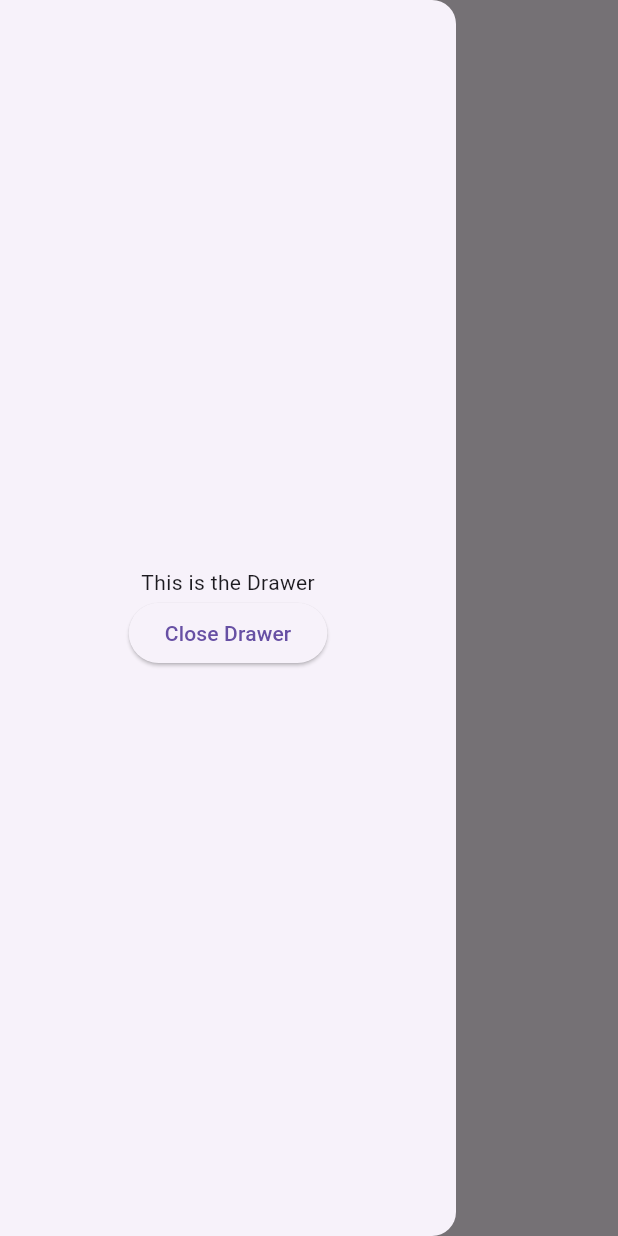
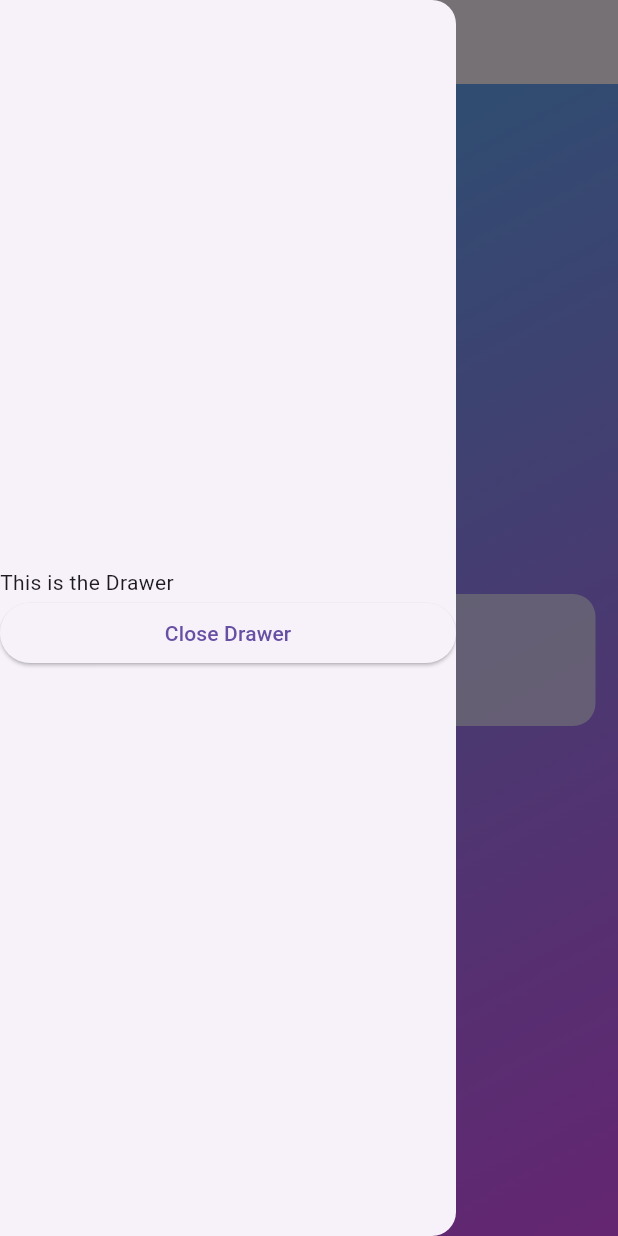
Before and after one commit to Vladislave008/Diary_App, a Flutter app: the SettingsScreen screen opened directly, with the side drawer open, on a phone screen of 412 x 824 dp. Run offline on Flutter 3.47's test engine with Material 3 defaults, Android fonts, the phone set to English and light mode, and no system bars; our stand-ins replace firebase_auth, firebase_core; accounts and stored records are empty.

Commit message:
settings screen structure

```diff
--- a/lib/main.dart
+++ b/lib/main.dart
@@ -37,9 +37,10 @@ class _MyAppState extends State<MyApp> {
     super.initState();
     FirebaseService().onListenUser((user) {
       if (user == null) {
-        Navigator.push(kNavigatorKey.currentContext!,
-            MaterialPageRoute(builder: (_) => AuthScreen()));
-        //MaterialPageRoute(builder: (_) => NavigationExample()));
+        Navigator.push(
+            kNavigatorKey.currentContext!,
+            //MaterialPageRoute(builder: (_) => AuthScreen()));
+            MaterialPageRoute(builder: (_) => NavigationExample()));
       } else if (user.emailVerified) {
         Navigator.push(kNavigatorKey.currentContext!,
             MaterialPageRoute(builder: (_) => NavigationExample()));
--- a/lib/screens/settings_screen.dart
+++ b/lib/screens/settings_screen.dart
@@ -39,6 +39,7 @@ class _SettingsScreenState extends State<SettingsScreen> {
       drawer: Drawer(
         child: Center(
           child: Column(
+            crossAxisAlignment: CrossAxisAlignment.stretch,
             mainAxisAlignment: MainAxisAlignment.center,
             children: <Widget>[
               const Text('This is the Drawer'),
@@ -50,15 +51,39 @@ class _SettingsScreenState extends State<SettingsScreen> {
           ),
         ),
       ),
-      body:
-
-          /// Home page
-          ElevatedButton(
-        onPressed: logOut,
-        child: const Text('Log Out'),
-      ),
-
-      /// Notifications page
+      body: Container(
+          decoration: BoxDecoration(
+            gradient: LinearGradient(
+              begin: Alignment.topLeft,
+              end: Alignment.bottomRight,
+              colors: [
+                const Color.fromARGB(255, 80, 185, 247),
+                const Color.fromARGB(255, 219, 81, 247)
+              ],
+            ),
+          ),
+          padding: const EdgeInsets.only(left: 15.0, right: 15.0),
+          child: Center(
+              child: SingleChildScrollView(
+            child: Container(
+              width: double.infinity,
+              decoration: BoxDecoration(
+                color: const Color.fromARGB(160, 255, 255, 255),
+                borderRadius: BorderRadius.circular(15),
+              ),
+              padding: const EdgeInsets.all(20.0),
+              child:
+                  Row(mainAxisAlignment: MainAxisAlignment.center, children: [
+                TextButton(
+                  style: TextButton.styleFrom(
+                    foregroundColor: Colors.red, // Задаем цвет текста
+                  ),
+                  onPressed: logOut,
+                  child: const Text('Log Out'),
+                )
+              ]),
+            ),
+          ))),
     );
   }
 }
```
